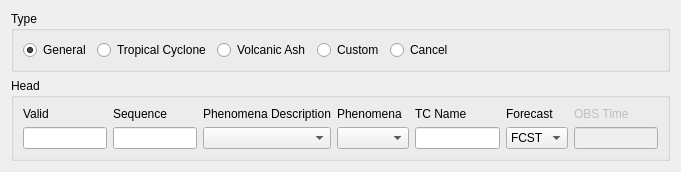
The window that tafor/components/ui/sigmet_type.ui (up1and/tafor) describes before a commit, drawn with Qt 5.
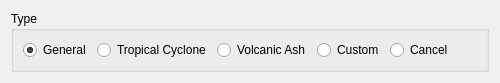
The same window after the commit.

Commit message: SIGMET 增加切换编辑器

The edit to the form file:
```diff
--- a/tafor/components/ui/sigmet_type.ui
+++ b/tafor/components/ui/sigmet_type.ui
@@ -6,14 +6,14 @@
    <rect>
     <x>0</x>
     <y>0</y>
-    <width>681</width>
-    <height>148</height>
+    <width>500</width>
+    <height>70</height>
    </rect>
   </property>
   <property name="windowTitle">
    <string notr="true">Sigmet</string>
   </property>
-  <layout class="QVBoxLayout" name="verticalLayout">
+  <layout class="QHBoxLayout" name="horizontalLayout">
    <item>
     <widget class="QGroupBox" name="typeGroup">
      <property name="title">
@@ -74,103 +74,6 @@
      </layout>
     </widget>
    </item>
-   <item>
-    <widget class="QGroupBox" name="headGroup">
-     <property name="title">
-      <string>Head</string>
-     </property>
-     <layout class="QGridLayout" name="gridLayout_2">
-      <item row="0" column="1">
-       <widget class="QLabel" name="sequenceLabel">
-        <property name="text">
-         <string>Sequence</string>
-        </property>
-       </widget>
-      </item>
-      <item row="1" column="1">
-       <widget class="QLineEdit" name="sequence"/>
-      </item>
-      <item row="1" column="0">
-       <widget class="QLineEdit" name="valid"/>
-      </item>
-      <item row="0" column="0">
-       <widget class="QLabel" name="validLabel">
-        <property name="text">
-         <string>Valid</string>
-        </property>
-       </widget>
-      </item>
-      <item row="1" column="6">
-       <widget class="QLineEdit" name="obsTime">
-        <property name="enabled">
-         <bool>false</bool>
-        </property>
-       </widget>
-      </item>
-      <item row="0" column="6">
-       <widget class="QLabel" name="obsTimeLabel">
-        <property name="enabled">
-         <bool>false</bool>
-        </property>
-        <property name="text">
-         <string>OBS Time</string>
-        </property>
-       </widget>
-      </item>
-      <item row="1" column="5">
-       <widget class="QComboBox" name="forecast">
-        <item>
-         <property name="text">
-          <string>FCST</string>
-         </property>
-        </item>
-        <item>
-         <property name="text">
-          <string>OBS</string>
-         </property>
-        </item>
-       </widget>
-      </item>
-      <item row="0" column="5">
-       <widget class="QLabel" name="forecastLabel">
-        <property name="text">
-         <string>Forecast</string>
-        </property>
-       </widget>
-      </item>
-      <item row="1" column="4">
-       <widget class="QLineEdit" name="tcName"/>
-      </item>
-      <item row="0" column="4">
-       <widget class="QLabel" name="tcNameLabel">
-        <property name="text">
-         <string>TC Name</string>
-        </property>
-       </widget>
-      </item>
-      <item row="1" column="3">
-       <widget class="QComboBox" name="phenomena"/>
-      </item>
-      <item row="0" column="3">
-       <widget class="QLabel" name="phenomenaLabel">
-        <property name="text">
-         <string>Phenomena</string>
-        </property>
-       </widget>
-      </item>
-      <item row="0" column="2">
-       <widget class="QLabel" name="descriptionLabel">
-        <property name="text">
-         <string>Phenomena Description</string>
-        </property>
-       </widget>
-      </item>
-      <item row="1" column="2">
-       <widget class="QComboBox" name="description"/>
-      </item>
-     </layout>
-    </widget>
-   </item>
   </layout>
  </widget>
  <resources/>
```
The commit also changes 12 other files.
